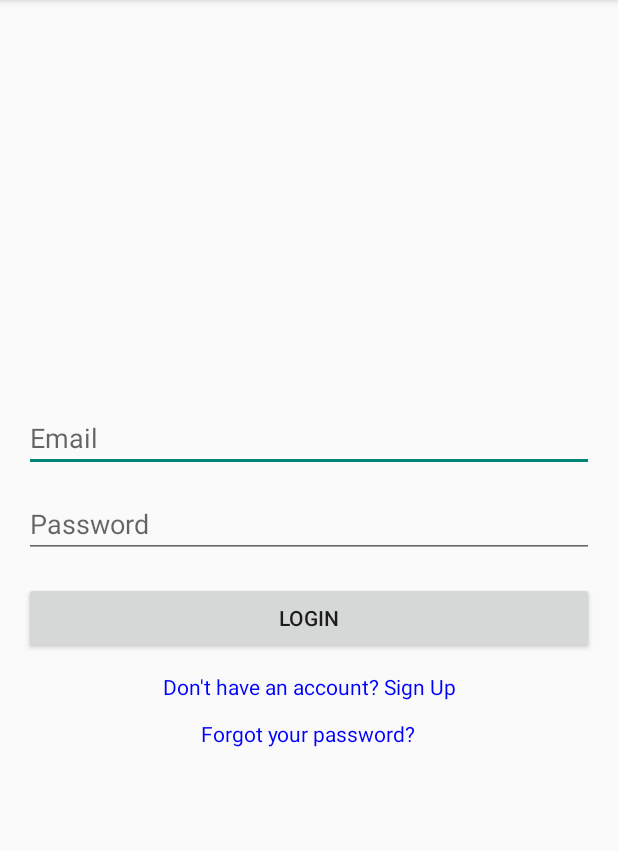
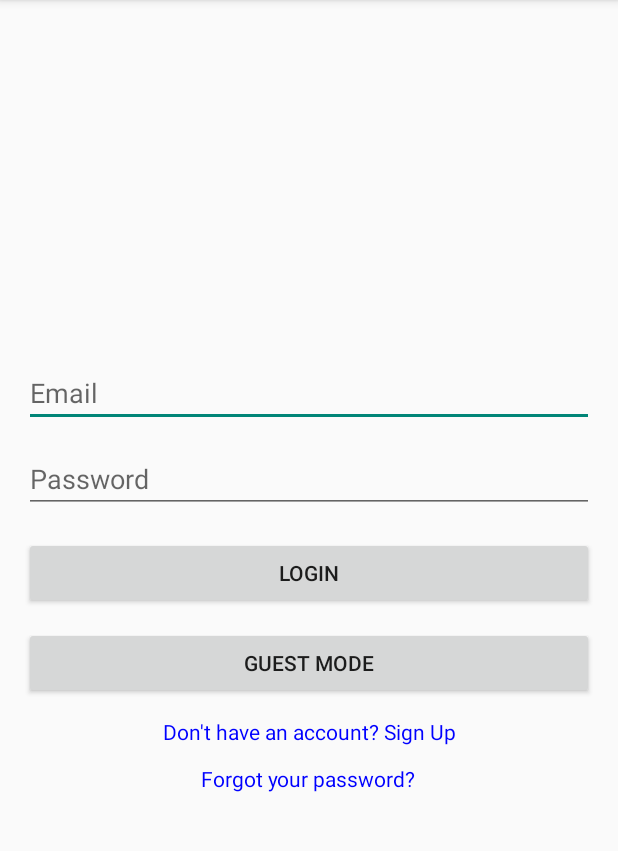
Before and after one commit to Vahe-P/new, an Android app: the screen it shows after launch (LoginActivity), on a phone screen of 412 x 824 dp, the part 84-935 px from its top. Run offline under Robolectric (Android 15) with nearby library versions, the phone set to English and light mode, and no system bars; our stand-ins replace Firebase (no records; nobody signed in at launch, a user with empty details on screens opened directly).

```diff
--- a/app/src/main/java/com/example/anew/LoginActivity.java
+++ b/app/src/main/java/com/example/anew/LoginActivity.java
@@ -16,33 +16,31 @@ import com.google.android.gms.tasks.OnCompleteListener;
 import com.google.android.gms.tasks.Task;
 import com.google.firebase.auth.AuthResult;
 import com.google.firebase.auth.FirebaseAuth;
-import com.google.firebase.auth.FirebaseAuth;
-import com.google.firebase.auth.FirebaseUser;
-
 
 public class LoginActivity extends AppCompatActivity {
 
-    private FirebaseAuth firebaseAuth; // Firebase Authentication instance
+    private FirebaseAuth firebaseAuth;
     private EditText emailEditText;
     private EditText passwordEditText;
     private Button loginButton;
     private TextView registerRedirect;
     private TextView forgotPasswordButton;
+    private Button guestModeButton;
 
     @Override
     protected void onCreate(Bundle savedInstanceState) {
         super.onCreate(savedInstanceState);
         setContentView(R.layout.activity_login);
 
-        firebaseAuth = FirebaseAuth.getInstance(); // Initialize Firebase Auth
+        firebaseAuth = FirebaseAuth.getInstance();
         emailEditText = findViewById(R.id.email_login);
         passwordEditText = findViewById(R.id.password_login);
         loginButton = findViewById(R.id.btn_login);
-        registerRedirect =findViewById(R.id.register_redirect);
+        registerRedirect = findViewById(R.id.register_redirect);
         forgotPasswordButton = findViewById(R.id.forgotPassword);
-        loginButton.setOnClickListener(new View.OnClickListener() {
-            @Override
-            public void onClick(View v) {
+        guestModeButton = findViewById(R.id.guest_mode_button);
+
+        loginButton.setOnClickListener(v -> {
             String email = emailEditText.getText().toString().trim();
             String password = passwordEditText.getText().toString().trim();
 
@@ -51,11 +49,9 @@ public class LoginActivity extends AppCompatActivity {
             } else {
                 loginUser(email, password);
             }
-            }
         });
-        forgotPasswordButton.setOnClickListener(new View.OnClickListener() {
-            @Override
-            public void onClick(View v) {
+
+        forgotPasswordButton.setOnClickListener(v -> {
             String email = emailEditText.getText().toString().trim();
 
             if (email.isEmpty()) {
@@ -63,45 +59,41 @@ public class LoginActivity extends AppCompatActivity {
             } else {
                 sendPasswordResetEmail(email);
             }
-            }
         });
-        registerRedirect.setOnClickListener(new View.OnClickListener() {
-            @Override
-            public void onClick(View v) {
+
+        registerRedirect.setOnClickListener(v -> {
             Intent registerIntent = new Intent(LoginActivity.this, RegisterActivity.class);
             startActivity(registerIntent);
-            }
         });
 
+        guestModeButton.setOnClickListener(v -> {
+            Intent guestIntent = new Intent(LoginActivity.this, MainActivity.class);
+            guestIntent.putExtra("isGuest", true);
+            startActivity(guestIntent);
+            finish();
+        });
     }
 
     private void loginUser(String email, String password) {
         firebaseAuth.signInWithEmailAndPassword(email, password)
-                .addOnCompleteListener(this, new OnCompleteListener<AuthResult>() {
-                    @Override
-                    public void onComplete(@NonNull Task<AuthResult> task) {
+                .addOnCompleteListener(this, task -> {
                     if (task.isSuccessful()) {
-                            // Login successful, check if email is verified
                         if (firebaseAuth.getCurrentUser() != null && firebaseAuth.getCurrentUser().isEmailVerified()) {
-                                // Email is verified, proceed to MainActivity
                             Toast.makeText(LoginActivity.this, "Login Successful!", Toast.LENGTH_SHORT).show();
                             Intent intent = new Intent(LoginActivity.this, MainActivity.class);
                             startActivity(intent);
-                                finish(); // Close LoginActivity
+                            finish();
                         } else {
-                                // Email is not verified
                             Toast.makeText(LoginActivity.this, "Please verify your email address.", Toast.LENGTH_LONG).show();
-                                firebaseAuth.signOut(); // Sign out the user if email is not verified
+                            firebaseAuth.signOut();
                         }
                     } else {
-                            // Login failed
                         Toast.makeText(LoginActivity.this, "Authentication Failed: " + task.getException().getMessage(), Toast.LENGTH_LONG).show();
                         Log.e("LoginActivity", "Error: ", task.getException());
                     }
+                });
     }
-                });
 
-    }
     private void sendPasswordResetEmail(String email) {
         firebaseAuth.sendPasswordResetEmail(email)
                 .addOnCompleteListener(task -> {
--- a/app/src/main/res/layout/activity_login.xml
+++ b/app/src/main/res/layout/activity_login.xml
@@ -33,6 +33,12 @@
         android:layout_height="wrap_content"
         android:text="Login"
         android:layout_marginBottom="12dp" />
+    <Button
+        android:id="@+id/guest_mode_button"
+        android:layout_width="match_parent"
+        android:layout_height="wrap_content"
+        android:text="Guest Mode"
+        android:layout_marginBottom="12dp" />
 
 
     <!-- Register Redirect -->
```
Also changed, not shown: app/src/main/java/com/example/anew/MainActivity.java (+8 -36 lines), app/src/main/java/com/example/anew/ProfileActivity.java (+4 -7 lines). Lines whose indentation alone changed are shown as unchanged.
